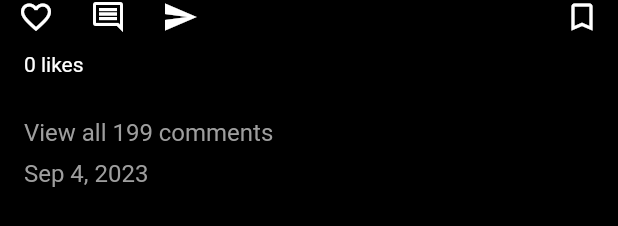
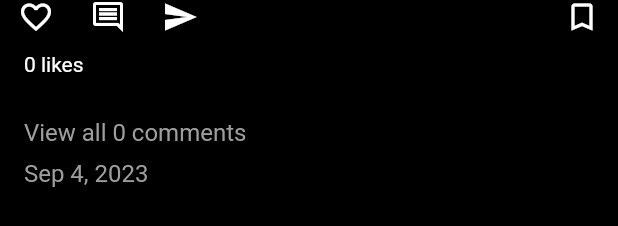
Before and after one commit to Aditya-Mi/instagram-clone, a Flutter app: the PostCard widget shown alone on an empty page, opened directly with empty values, on a phone screen of 412 x 824 dp. Shown: the part 551-777 px from the top of the screen. Run offline on Flutter 3.47's test engine with Material 2 defaults, Android fonts, the phone set to English and light mode, and no system bars; our stand-ins replace cloud_firestore, firebase_auth, firebase_core, firebase_storage, flutter_svg, image_picker; accounts and stored records are empty; network calls fail.

Commit message:
comments functionality

```diff
--- a/lib/responsive/responsive_layout_screen.dart
+++ b/lib/responsive/responsive_layout_screen.dart
@@ -23,8 +23,8 @@ class _ResponsiveLayoutState extends State<ResponsiveLayout> {
   }
 
   addData() async {
-    UserProvider _userProvider = Provider.of(context, listen: false);
-    await _userProvider.refreshUser();
+    UserProvider userProvider = Provider.of(context, listen: false);
+    await userProvider.refreshUser();
   }
 
   @override
--- a/lib/screens/add_post_screen.dart
+++ b/lib/screens/add_post_screen.dart
@@ -36,16 +36,16 @@ class _AddPostScreenState extends State<AddPostScreen> {
         setState(() {
           _isPosting = false;
         });
-        showSnackBar("Posted!", context);
+        if (context.mounted) showSnackBar("Posted!", context);
         clearImage();
       } else {
         setState(() {
           _isPosting = false;
         });
-        showSnackBar(res, context);
+        if (context.mounted) showSnackBar(res, context);
       }
     } catch (e) {
-      showSnackBar(e.toString(), context);
+      if (context.mounted) showSnackBar(e.toString(), context);
     }
   }
 
--- a/lib/screens/login_screen.dart
+++ b/lib/screens/login_screen.dart
@@ -34,6 +34,7 @@ class _LoginScreenState extends State<LoginScreen> {
     String res = await AuthMethods().loginUser(
         email: _emailController.text, password: _passwordController.text);
     if (res == "success") {
+      if (context.mounted) {
         Navigator.of(context).pushReplacement(
           MaterialPageRoute(
             builder: (context) => const ResponsiveLayout(
@@ -42,8 +43,9 @@ class _LoginScreenState extends State<LoginScreen> {
             ),
           ),
         );
+      }
     } else {
-      showSnackBar(res, context);
+      if (context.mounted) showSnackBar(res, context);
     }
     setState(() {
       _isLoading = false;
--- a/lib/screens/signup_screen.dart
+++ b/lib/screens/signup_screen.dart
@@ -56,8 +56,9 @@ class _SignUpScreenState extends State<SignUpScreen> {
       _isLoading = false;
     });
     if (res != 'success') {
-      showSnackBar(res, context);
+      if (context.mounted) showSnackBar(res, context);
     } else {
+      if (context.mounted) {
         Navigator.of(context).pushReplacement(
           MaterialPageRoute(
             builder: (context) => const ResponsiveLayout(
@@ -66,6 +67,7 @@ class _SignUpScreenState extends State<SignUpScreen> {
             ),
           ),
         );
+      }
     }
   }
 
--- a/lib/widgets/post_card.dart
+++ b/lib/widgets/post_card.dart
@@ -1,8 +1,11 @@
+import 'package:cloud_firestore/cloud_firestore.dart';
 import 'package:flutter/material.dart';
 import 'package:instagram_flutter/models/user.dart';
 import 'package:instagram_flutter/providers/user_provider.dart';
 import 'package:instagram_flutter/resources/firestore_method.dart';
+import 'package:instagram_flutter/screens/comments_screen.dart';
 import 'package:instagram_flutter/utils/colors.dart';
+import 'package:instagram_flutter/utils/utils.dart';
 import 'package:instagram_flutter/widgets/like_animation.dart';
 import 'package:intl/intl.dart';
 import 'package:provider/provider.dart';
@@ -17,6 +20,27 @@ class PostCard extends StatefulWidget {
 
 class _PostCardState extends State<PostCard> {
   bool isLikeAnimating = false;
+  int commentLen = 0;
+  @override
+  void initState() {
+    super.initState();
+    getComments();
+  }
+
+  void getComments() async {
+    try {
+      QuerySnapshot snap = await FirebaseFirestore.instance
+          .collection('posts')
+          .doc(widget.snap['postId'])
+          .collection('comments')
+          .get();
+      commentLen = snap.docs.length;
+    } catch (e) {
+      if (context.mounted) showSnackBar(e.toString(), context);
+    }
+    setState(() {});
+  }
+
   @override
   Widget build(BuildContext context) {
     final User user = Provider.of<UserProvider>(context).getUser;
@@ -150,7 +174,13 @@ class _PostCardState extends State<PostCard> {
                 ),
               ),
               IconButton(
-                onPressed: () {},
+                onPressed: () => Navigator.of(context).push(
+                  MaterialPageRoute(
+                    builder: (context) => CommentsScreen(
+                      postId: widget.snap['postId'].toString(),
+                    ),
+                  ),
+                ),
                 icon: const Icon(
                   Icons.comment_outlined,
                 ),
@@ -183,11 +213,11 @@ class _PostCardState extends State<PostCard> {
                 DefaultTextStyle(
                   style: Theme.of(context)
                       .textTheme
-                      .subtitle2!
+                      .titleSmall!
                       .copyWith(fontWeight: FontWeight.w800),
                   child: Text(
                     '${widget.snap['likes'].length} likes',
-                    style: Theme.of(context).textTheme.bodyText2,
+                    style: Theme.of(context).textTheme.bodyMedium,
                   ),
                 ),
                 Container(
@@ -215,8 +245,8 @@ class _PostCardState extends State<PostCard> {
                   child: Container(
                     padding: const EdgeInsets.symmetric(vertical: 4),
                     child: Text(
-                      "View all 199 comments",
-                      style: TextStyle(
+                      "View all $commentLen comments",
+                      style: const TextStyle(
                         fontSize: 16,
                         color: secondaryColor,
                       ),
```
Also changed, not shown: lib/resources/firestore_method.dart (+29 -0 lines), lib/screens/comments_screen.dart (added, +110 -0 lines), lib/widgets/comment_card.dart (added, +67 -0 lines). Lines whose indentation alone changed are shown as unchanged.
